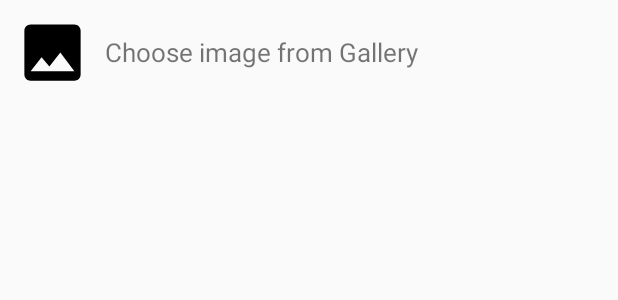
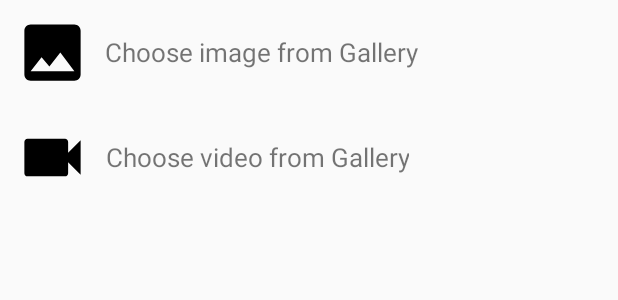
Before and after one commit to resourcepool/dashboard, an Android app: the layout dialog_choose_content.xml on its own in the app's theme, with its tools: preview values and no code run, on a phone screen of 412 x 824 dp. Shown: the top 300 px of the screen. Run offline under Robolectric (Android 15) with nearby library versions, the phone set to English and light mode, and no system bars; network calls fail.

```diff
--- a/dashboard-android-administrator/app/src/main/java/excilys/dashboardadministrator/activities/MainActivity.java
+++ b/dashboard-android-administrator/app/src/main/java/excilys/dashboardadministrator/activities/MainActivity.java
@@ -46,14 +46,14 @@ public class MainActivity extends AppCompatActivity
     }
 
     private void setUpFloatingActionButton() {
-        FloatingActionButton fab = (FloatingActionButton) findViewById(R.id.add_fab);
+        /*FloatingActionButton fab = (FloatingActionButton) findViewById(R.id.add_fab);
         fab.setOnClickListener(new View.OnClickListener() {
             @Override
             public void onClick(View view) {
                 Snackbar.make(view, "Replace with your own action", Snackbar.LENGTH_LONG)
                         .setAction("Action", null).show();
             }
-        });
+        });*/
     }
 
     private void setUpNavigationDrawer() {
--- /dev/null
+++ b/dashboard-android-administrator/app/src/main/res/drawable/ic_content_video.xml
@@ -0,0 +1,12 @@
+<?xml version="1.0" encoding="utf-8"?>
+<vector xmlns:android="http://schemas.android.com/apk/res/android"
+        android:width="48dp"
+        android:height="48dp"
+        android:viewportWidth="48"
+        android:viewportHeight="48">
+
+    <path
+            android:fillColor="#000000"
+            android:pathData="M34 21v-7c0-1.1-.9-2-2-2H8c-1.1 0-2 .9-2 2v20c0 1.1 .9 2 2 2h24c1.1 0 2-.9
+2-2v-7l8 8V13l-8 8z" />
+</vector>
--- a/dashboard-android-administrator/app/src/main/res/layout/dialog_choose_content.xml
+++ b/dashboard-android-administrator/app/src/main/res/layout/dialog_choose_content.xml
@@ -4,6 +4,7 @@
               android:layout_height="match_parent">
 
     <LinearLayout
+            android:id="@+id/dialog_choose_content_image_layout"
             android:layout_width="match_parent"
             android:layout_height="wrap_content"
             android:orientation="horizontal">
@@ -20,4 +21,24 @@
                 android:gravity="center"
                 android:textSize="17sp"/>
     </LinearLayout>
+
+    <LinearLayout
+            android:id="@+id/dialog_choose_content_video_layout"
+            android:layout_width="match_parent"
+            android:layout_height="wrap_content"
+            android:orientation="horizontal">
+        <ImageView
+                android:layout_width="70dp"
+                android:layout_height="70dp"
+                android:padding="10dp"
+                android:src="@drawable/ic_content_video"/>
+
+        <TextView
+                android:layout_width="wrap_content"
+                android:layout_height="match_parent"
+                android:text="@string/dialog_choose_content_video"
+                android:gravity="center"
+                android:textSize="17sp"/>
     </LinearLayout>
+
+</LinearLayout>
--- a/dashboard-android-administrator/app/src/main/res/values/strings.xml
+++ b/dashboard-android-administrator/app/src/main/res/values/strings.xml
@@ -10,6 +10,7 @@
     <string name="diaporama_title">Diaporamas</string>
     <string name="content_title">Contents</string>
     <string name="dialog_choose_content_image">Choose image from Gallery</string>
+    <string name="dialog_choose_content_video">Choose video from Gallery</string>
 
     <string-array name="navigationTitles">
         <item>@string/screen_title</item>
--- a/dashboard-android-administrator/build.gradle
+++ b/dashboard-android-administrator/build.gradle
@@ -5,7 +5,7 @@ buildscript {
         jcenter()
     }
     dependencies {
-        classpath 'com.android.tools.build:gradle:1.5.0'
+        classpath 'com.android.tools.build:gradle:2.0.0'
 
         // NOTE: Do not place your application dependencies here; they belong
         // in the individual module build.gradle files
```
Also changed, not shown: dashboard-android-administrator/app/src/main/java/excilys/dashboardadministrator/dialogs/ChooseContentDialog.java (+31 -1 lines), dashboard-android-administrator/app/src/main/java/excilys/dashboardadministrator/fragments/ContentsFragment.java (+18 -2 lines), dashboard-android-administrator/gradle/wrapper/gradle-wrapper.properties. Lines whose indentation alone changed are shown as unchanged.
